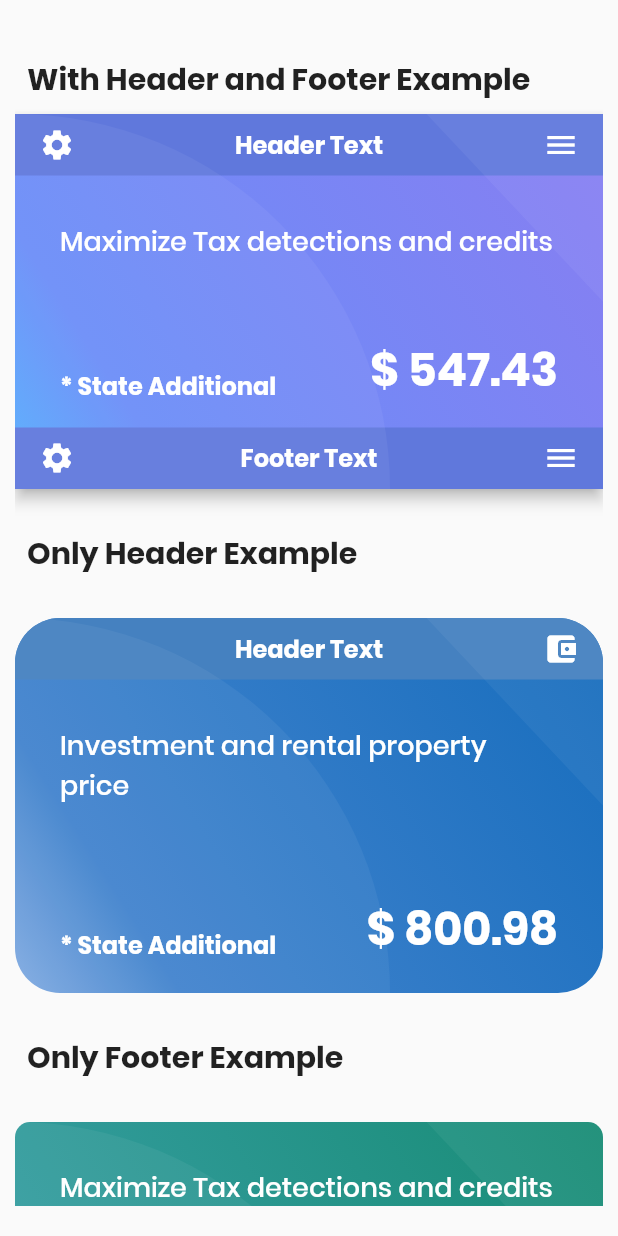
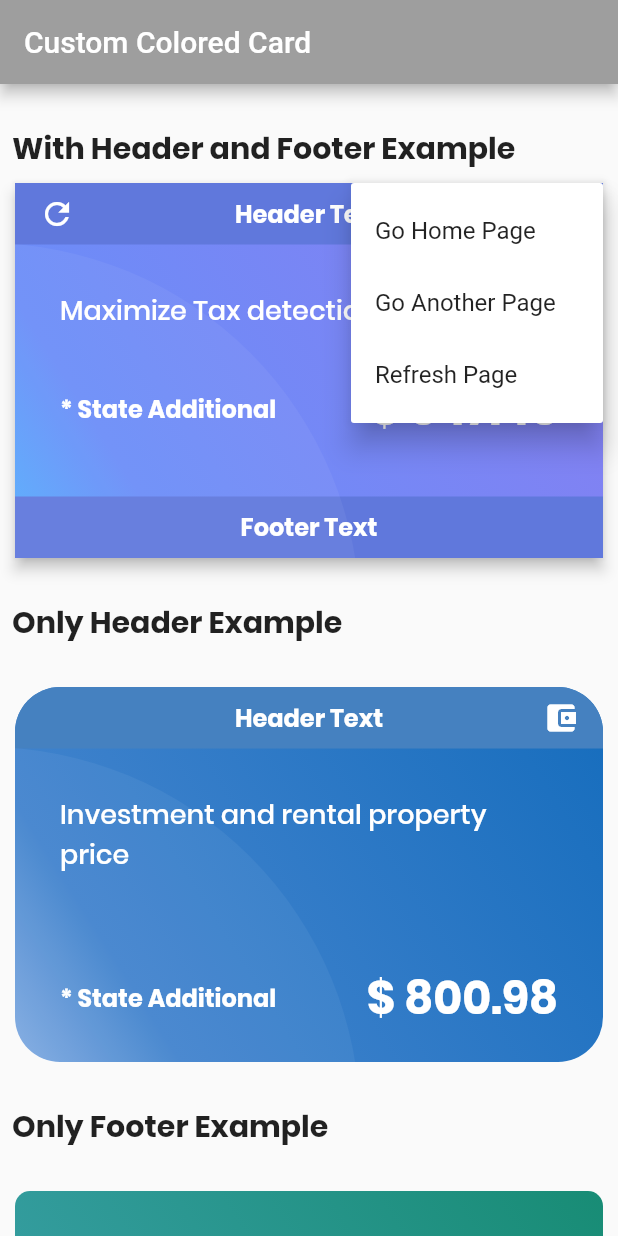
Before and after one commit to FlutterDev88/Awesome-DesignPage-Using-Flutter, a Flutter app: the ColoredCardPage screen opened directly, after a tap on the "menu" icon, on a phone screen of 412 x 824 dp. Run offline on Flutter 3.47's test engine with Material 2 defaults, Android fonts, the phone set to English and light mode, and no system bars; our stand-ins replace flutter_swiper, local_auth; missing offline and left inert: flutter_lock_screen.

Commit message:
colored card  widget complated

```diff
--- a/lib/colored_card_page.dart
+++ b/lib/colored_card_page.dart
@@ -1,14 +1,40 @@
 import 'package:flutter/material.dart';
 import 'package:testapp/widgets/colored_card.dart';
 
-class ColoredCardPage extends StatelessWidget {
+class ColoredCardPage extends StatefulWidget {
+  @override
+  ColoredCardPageState createState() {
+    return new ColoredCardPageState();
+  }
+}
+
+class ColoredCardPageState extends State<ColoredCardPage> {
+  final GlobalKey<ScaffoldState> _scaffoldKey = GlobalKey<ScaffoldState>();
+  String _selectedChoice;
+  List<String> _menuItems = [
+    "Go Home",
+    "Go Another Page",
+  ];
+
+  @override
+  void initState() {
+    super.initState();
+    _selectedChoice = _menuItems[0];
+  }
+
   @override
   Widget build(BuildContext context) {
     return Scaffold(
-      body: SafeArea(
-        minimum: EdgeInsets.only(left: 10, right: 10, top: 30, bottom: 20),
-        child: ListView(
+      key: _scaffoldKey,
+      appBar: AppBar(
+        backgroundColor: Colors.grey,
+        title: Text("Custom Colored Card"),
+      ),
+      body: ListView(
         children: <Widget>[
+          SizedBox(
+            height: 20,
+          ),
           Padding(
             padding: const EdgeInsets.all(8.0),
             child: Text(
@@ -23,10 +49,10 @@ class ColoredCardPage extends StatelessWidget {
             headerColor: Color(0xFF6078dc),
             footerColor: Color(0xFF6078dc),
             cardHeight: 250,
-              //borderRadius: 10,
             elevation: 4,
             bodyColor: Color(0xFF6c8df6),
             showFooter: true,
+            showHeader: true,
             bodyGradient: LinearGradient(
               colors: [
                 Color(0xFF55affd).withOpacity(1),
@@ -47,17 +73,21 @@ class ColoredCardPage extends StatelessWidget {
                       fontFamily: "Poppins"),
                 ),
                 leading: Icon(
-                  Icons.settings,
+                  Icons.refresh,
                   color: Colors.white,
                 ),
-                action: IconButton(
-                  icon: Icon(
-                    Icons.menu,
-                    color: Colors.white,
-                  ),
-                  onPressed: () => print("header button"),
-                ),
-              ),
+                action: PopupMenuButton<String>(
+                  icon: Icon(Icons.menu),
+                  onSelected: choiceAction,
+                  itemBuilder: (BuildContext context) {
+                    return Constants.choices.map((String choice) {
+                      return PopupMenuItem<String>(
+                        value: choice,
+                        child: Text(choice),
+                      );
+                    }).toList();
+                  },
+                )),
             bodyContent: Padding(
               padding: const EdgeInsets.only(
                 left: 30.0,
@@ -77,11 +107,11 @@ class ColoredCardPage extends StatelessWidget {
                         fontFamily: "Poppins"),
                   ),
                   SizedBox(
-                      height: 50,
+                    height: 30,
                   ),
                   Row(
                     mainAxisAlignment: MainAxisAlignment.spaceBetween,
-                      crossAxisAlignment: CrossAxisAlignment.end,
+                    crossAxisAlignment: CrossAxisAlignment.center,
                     children: <Widget>[
                       Text(
                         "* State Additional",
@@ -115,17 +145,6 @@ class ColoredCardPage extends StatelessWidget {
                     fontSize: 16,
                     fontFamily: "Poppins"),
               ),
-                leading: Icon(
-                  Icons.settings,
-                  color: Colors.white,
-                ),
-                action: IconButton(
-                  icon: Icon(
-                    Icons.menu,
-                    color: Colors.white,
-                  ),
-                  onPressed: () => print("header button"),
-                ),
             ),
           ),
           SizedBox(
@@ -150,6 +169,7 @@ class ColoredCardPage extends StatelessWidget {
             cardHeight: 250,
             borderRadius: 30,
             bodyColor: Color(0xFF6c8df6),
+            showHeader: true,
             showFooter: false,
             bodyGradient: LinearGradient(
               colors: [
@@ -202,7 +222,7 @@ class ColoredCardPage extends StatelessWidget {
                   ),
                   Row(
                     mainAxisAlignment: MainAxisAlignment.spaceBetween,
-                      crossAxisAlignment: CrossAxisAlignment.end,
+                    crossAxisAlignment: CrossAxisAlignment.center,
                     children: <Widget>[
                       Text(
                         "* State Additional",
@@ -280,7 +300,7 @@ class ColoredCardPage extends StatelessWidget {
                         fontFamily: "Poppins"),
                   ),
                   SizedBox(
-                      height: 90,
+                    height: 70,
                   ),
                   Row(
                     mainAxisAlignment: MainAxisAlignment.spaceBetween,
@@ -321,9 +341,110 @@ class ColoredCardPage extends StatelessWidget {
               ),
             ),
           ),
+          SizedBox(
+            height: 20,
+          ),
+          Padding(
+            padding: const EdgeInsets.all(8.0),
+            child: Text(
+              "Only Body Example",
+              style: TextStyle(
+                fontSize: 20,
+                fontFamily: "Poppins",
+                fontWeight: FontWeight.bold,
+              ),
+            ),
+          ),
+          SizedBox(
+            height: 20,
+          ),
+          ColoredCard(
+            cardHeight: 250,
+            borderRadius: 5,
+            showFooter: false,
+            showHeader: false,
+            bodyGradient: LinearGradient(
+              colors: [
+                Color(0xFFdb6f6f).withOpacity(1),
+                Color(0xFFf6a69b),
+                Color(0xFFdb6f6f),
+              ],
+              begin: Alignment.bottomLeft,
+              end: Alignment.topRight,
+              stops: [0, 0.2, 1],
+            ),
+            bodyContent: Padding(
+              padding: const EdgeInsets.only(
+                left: 30.0,
+                top: 30,
+                right: 30,
+              ),
+              child: Column(
+                mainAxisAlignment: MainAxisAlignment.start,
+                crossAxisAlignment: CrossAxisAlignment.start,
+                children: <Widget>[
+                  Text(
+                    "Maximize Tax detections and credits",
+                    style: TextStyle(
+                        fontWeight: FontWeight.w500,
+                        fontSize: 18,
+                        color: Colors.white,
+                        fontFamily: "Poppins"),
+                  ),
+                  SizedBox(
+                    height: 70,
+                  ),
+                  Row(
+                    mainAxisAlignment: MainAxisAlignment.spaceBetween,
+                    crossAxisAlignment: CrossAxisAlignment.center,
+                    children: <Widget>[
+                      Text(
+                        "* State Additional",
+                        style: TextStyle(
+                          fontWeight: FontWeight.bold,
+                          fontFamily: "Poppins",
+                          fontSize: 16,
+                          color: Colors.white,
+                        ),
+                      ),
+                      Text(
+                        '\u{0024} 200.43',
+                        style: TextStyle(
+                          fontWeight: FontWeight.bold,
+                          fontFamily: "Poppins",
+                          fontSize: 30,
+                          color: Colors.white,
+                        ),
+                      ),
+                    ],
+                  ),
                 ],
               ),
             ),
+          ),
+          SizedBox(
+            height: 30,
+          )
+        ],
+      ),
     );
   }
+
+  void choiceAction(String choice) {
+    if (choice == Constants.Settings) {
+      print('Settings');
+    } else if (choice == Constants.Subscribe) {
+      print('Subscribe');
+    } else if (choice == Constants.SignOut) {
+      print('SignOut');
     }
+  }
+}
+
+class Constants {
+  static const String Subscribe = 'Go Home Page';
+  static const String Settings = 'Go Another Page';
+  static const String SignOut = 'Refresh Page';
+
+  static const List<String> choices = <String>[Subscribe, Settings, SignOut];
+}
--- a/lib/home_page.dart
+++ b/lib/home_page.dart
@@ -98,9 +98,13 @@ class HomePage extends StatelessWidget {
             Icons.card_travel,
             context,
             () {
-              Navigator.push(context, MaterialPageRoute(builder: (context) {
-                return ColoredCardPage();
-              }));
+              Navigator.of(context).pushReplacement(
+                new MaterialPageRoute(
+                  builder: (BuildContext context) {
+                    return new ColoredCardPage();
+                  },
+                ),
+              );
             },
             "Colored Card Page",
           )
--- a/lib/widgets/colored_card.dart
+++ b/lib/widgets/colored_card.dart
@@ -20,7 +20,7 @@ class ColoredCard extends StatefulWidget {
 
   ColoredCard(
       {Key key,
-      this.showHeader = true,
+      this.showHeader = false,
       this.showFooter = false,
       this.bodyContent,
       this.bodyGradient,
@@ -33,7 +33,7 @@ class ColoredCard extends StatefulWidget {
       this.borderRadius = 0.0,
       this.elevation = 0.0,
       this.cardHeight = 200,
-      this.padding = 20})
+      this.padding = 10})
       : super(
           key: key,
         );
@@ -44,12 +44,14 @@ class ColoredCard extends StatefulWidget {
 class _ColoredCardState extends State<ColoredCard> {
   @override
   Widget build(BuildContext context) {
-    return Material(
+    return Container(
+      padding: EdgeInsets.only(left: widget.padding, right: widget.padding),
+      child: Material(
+        type: MaterialType.card,
         elevation: widget.elevation,
         borderRadius: BorderRadius.circular(widget.borderRadius),
         child: Container(
           height: widget.cardHeight,
-        width: MediaQuery.of(context).size.width - widget.padding,
           decoration: BoxDecoration(
             color: widget.bodyColor,
             borderRadius: BorderRadius.circular(widget.borderRadius),
@@ -73,6 +75,7 @@ class _ColoredCardState extends State<ColoredCard> {
                         )
                       : Container(),
                   Expanded(
+                    flex: 1,
                     child: Container(
                       width: MediaQuery.of(context).size.width - widget.padding,
                       child: widget.bodyContent,
@@ -91,13 +94,6 @@ class _ColoredCardState extends State<ColoredCard> {
                       : Container(),
                 ],
               ),
-            ClipPath(
-              clipper: ColoredCardClipperSecond(),
-              child: Container(
-                color: Colors.white.withOpacity(0.05),
-                height: widget.cardHeight,
-              ),
-            ),
               ClipOval(
                 clipper: ColoredCardClipperFirst(widget.cardHeight),
                 child: Container(
@@ -106,6 +102,7 @@ class _ColoredCardState extends State<ColoredCard> {
                 ),
               ),
             ],
+          ),
         ),
       ),
     );
@@ -132,7 +129,7 @@ class HeaderBar extends StatelessWidget implements PreferredSizeWidget {
     this.borderRadius,
     this.padding,
     this.gradient,
-  }) : assert(title != null);
+  });
   @override
   Widget build(BuildContext context) {
     const double _kLeadingWidth = kToolbarHeight;
@@ -155,7 +152,7 @@ class HeaderBar extends StatelessWidget implements PreferredSizeWidget {
           child: leading,
         ),
         centerMiddle: centerMiddle,
-        middle: title,
+        middle: title != null ? title : "null",
         trailing: Container(
           height: kToolbarHeight - 15,
           width: _kLeadingWidth,
@@ -211,7 +208,7 @@ class FooterBar extends StatelessWidget implements PreferredSizeWidget {
           child: leading,
         ),
         centerMiddle: centerMiddle,
-        middle: title,
+        middle: title != null ? title : "null",
         trailing: Container(
           height: kToolbarHeight - 15,
           width: _kLeadingWidth,
@@ -231,14 +228,15 @@ class ColoredCardClipperFirst extends CustomClipper<Rect> {
 
   @override
   Rect getClip(Size size) {
-    Rect rect = Rect.fromCircle(center: Offset(0, size.height), radius: radius);
+    Rect rect =
+        Rect.fromCircle(center: Offset(-20, size.height + 40), radius: radius);
 
     return rect;
   }
 
   @override
   bool shouldReclip(CustomClipper<Rect> oldClipper) {
-    return false;
+    return true;
   }
 }
 
@@ -246,7 +244,7 @@ class ColoredCardClipperSecond extends CustomClipper<Path> {
   @override
   Path getClip(Size size) {
     final Path path = Path();
-    path.moveTo(size.width * 0.7, 0);
+    path.moveTo(size.width * 0.7, size.height * .8);
     path.lineTo(size.width, size.height * 0.5);
     path.lineTo(size.width, 0);
     path.close();
```
Lines whose indentation alone changed are shown as unchanged.
